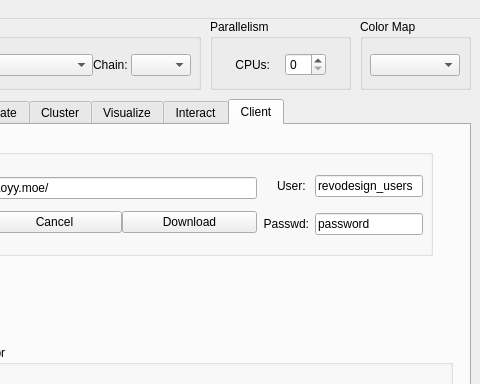
Before: the Qt Designer form REvoDesign/UI/REvoDesign-PyMOL.ui in YaoYinYing/REvoDesign, drawn with Qt 5; both pictures show x 180 to 660 and y 0 to 384 of the 660 by 560 pixel window.
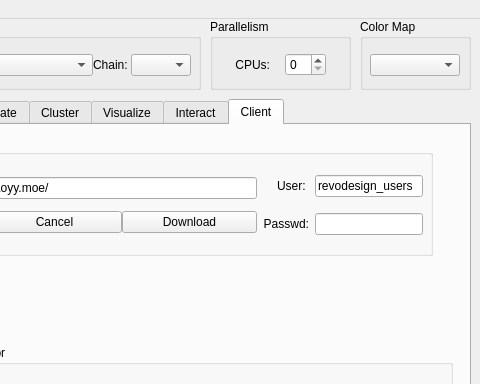
After: the same form once the commit is applied. The open tabs and pages were chosen to show the change.

Diff of the .ui file:
```diff
--- a/REvoDesign/UI/REvoDesign-PyMOL.ui
+++ b/REvoDesign/UI/REvoDesign-PyMOL.ui
@@ -3942,7 +3942,7 @@
              <string>Server password for PSSM GREMLIN calculation.</string>
             </property>
             <property name="text">
-             <string>password</string>
+             <string/>
             </property>
             <property name="maxLength">
              <number>32767</number>
```
